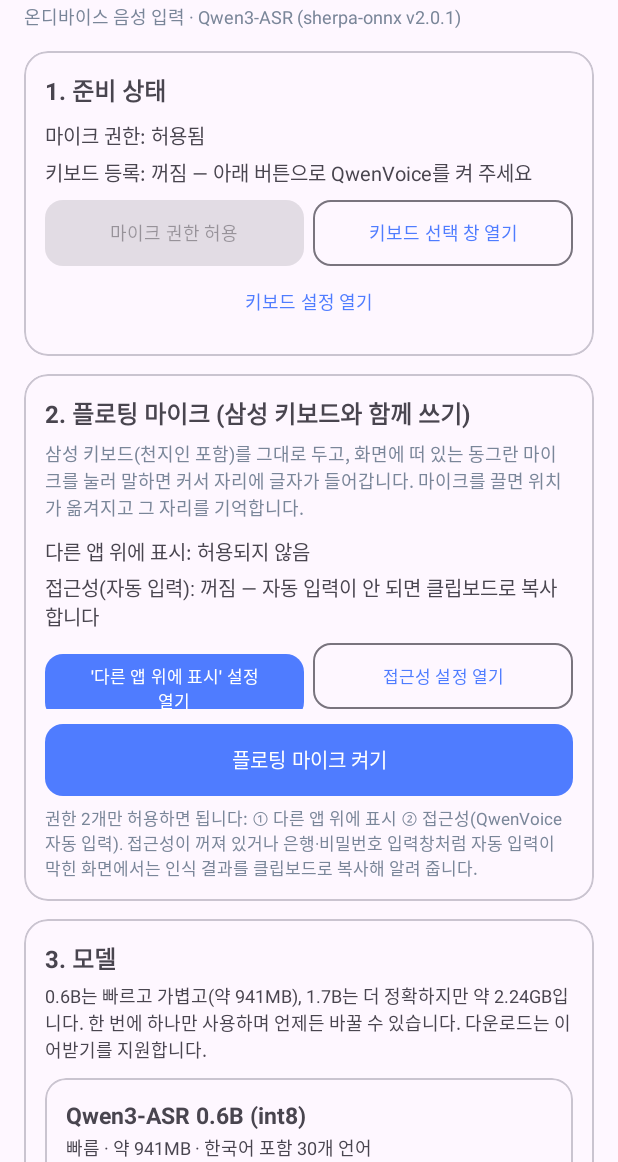
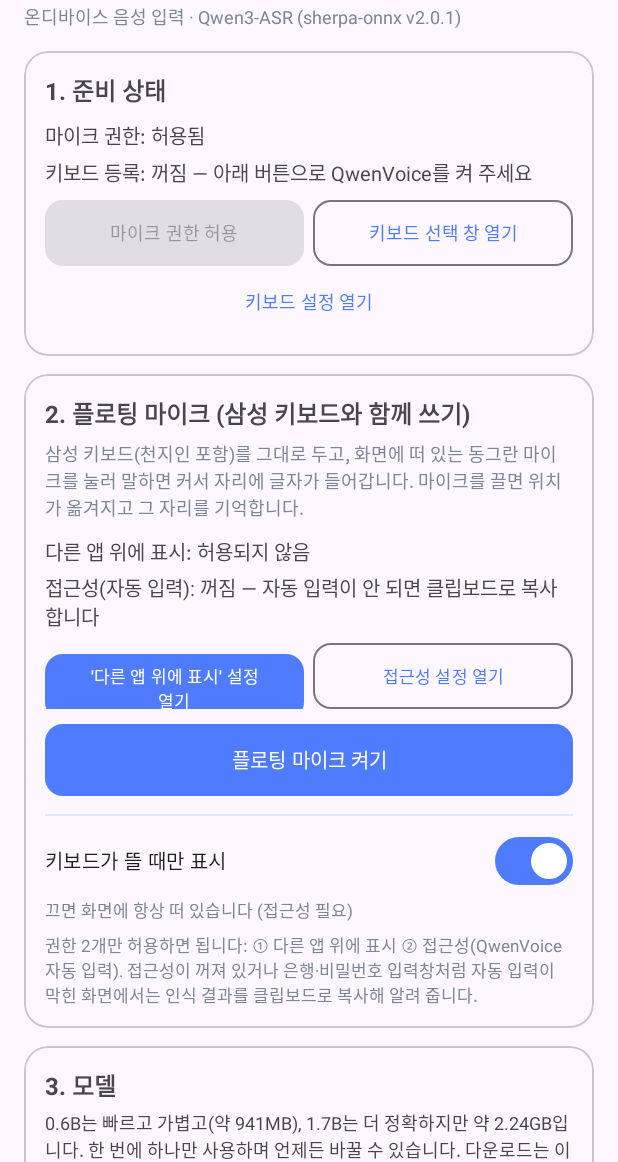
Before and after one commit to SBiografia/VoiceSTT_pickle, an Android app: the screen it shows after launch (MainActivity), on a phone screen of 412 x 824 dp, the part 74-1236 px from its top. Run offline under Robolectric (Android 15) with nearby library versions, the phone set to English and light mode, and no system bars.

Commit message:
Show floating mic only while the keyboard is up (1.3)
- VoiceAccessibilityService: watch for the IME window (TYPE_INPUT_METHOD) in the
  interactive window list and publish keyboardVisible / accessibilityConnected
  StateFlows; refresh on connect, window/focus events, unbind and destroy.
- accessibility_service_config: also receive typeWindowsChanged.
- FloatingMicService: hide the overlay (View.GONE) when the keyboard is down and
  show it when the keyboard is up, while the option is on and accessibility is
  connected; keep it visible while recording or transcribing, and fall back to
  always-visible when accessibility is off. Reacts to the flow and to
  ACTION_REFRESH_VISIBILITY so the setting applies to a running service.
- AppSettings.floatingOnlyWhenKeyboard (default true) and a MaterialSwitch in the
  floating card with an immediate effect on the running service.
- versionCode 3 / versionName 1.3, README floating-mode notes.

```diff
--- a/app/build.gradle.kts
+++ b/app/build.gradle.kts
@@ -11,8 +11,8 @@ android {
         applicationId = "com.sbiografia.qwenvoice"
         minSdk = 26
         targetSdk = 35
-        versionCode = 2
-        versionName = "1.2"
+        versionCode = 3
+        versionName = "1.3"
     }
 
     buildTypes {
--- a/app/src/main/java/com/sbiografia/qwenvoice/MainActivity.kt
+++ b/app/src/main/java/com/sbiografia/qwenvoice/MainActivity.kt
@@ -49,6 +49,9 @@ class MainActivity : AppCompatActivity() {
 
     private val modelRows = LinkedHashMap<String, ItemModelBinding>()
     private var editingIndex: Int? = null
+
+    /** 화면에서 스위치 값을 프로그램으로 맞출 때 리스너가 그것을 사용자 변경으로 오해하지 않게 한다. */
+    private var updatingKeyboardOnlySwitch = false
 
     private val permissionLauncher =
         registerForActivityResult(ActivityResultContracts.RequestPermission()) { granted ->
@@ -192,6 +195,12 @@ class MainActivity : AppCompatActivity() {
         binding.btnFloatingToggle.setOnClickListener {
             if (isFloatingOn()) stopFloating() else startFloatingWithChecks()
         }
+        binding.switchFloatingKeyboardOnly.setOnCheckedChangeListener { _, checked ->
+            if (updatingKeyboardOnlySwitch) return@setOnCheckedChangeListener
+            settings.floatingOnlyWhenKeyboard = checked
+            // 켜져 있는 플로팅 마이크에 바로 반영한다(꺼져 있으면 다음에 켜질 때 적용).
+            FloatingMicService.refreshVisibility(this)
+        }
     }
 
     private fun isFloatingOn(): Boolean = FloatingMicService.isRunning || settings.floatingMicEnabled
@@ -209,6 +218,13 @@ class MainActivity : AppCompatActivity() {
         binding.btnFloatingToggle.setText(
             if (isFloatingOn()) R.string.btn_floating_off else R.string.btn_floating_on,
         )
+
+        val keyboardOnly = settings.floatingOnlyWhenKeyboard
+        if (binding.switchFloatingKeyboardOnly.isChecked != keyboardOnly) {
+            updatingKeyboardOnlySwitch = true
+            binding.switchFloatingKeyboardOnly.isChecked = keyboardOnly
+            updatingKeyboardOnlySwitch = false
+        }
     }
 
     /** 필요한 권한을 하나씩 확인하며 켠다. 부족한 것이 있으면 그 설정·권한 창으로 보낸다. */
@@ -240,8 +256,11 @@ class MainActivity : AppCompatActivity() {
         FloatingMicService.start(this)
         toast(
             getString(
-                if (VoiceAccessibilityService.isEnabled(this)) R.string.floating_toast_on
-                else R.string.floating_no_a11y,
+                when {
+                    !VoiceAccessibilityService.isEnabled(this) -> R.string.floating_no_a11y
+                    settings.floatingOnlyWhenKeyboard -> R.string.floating_toast_on_keyboard
+                    else -> R.string.floating_toast_on
+                },
             ),
         )
         refreshFloatingState()
--- a/app/src/main/java/com/sbiografia/qwenvoice/core/AppSettings.kt
+++ b/app/src/main/java/com/sbiografia/qwenvoice/core/AppSettings.kt
@@ -39,6 +39,13 @@ class AppSettings(context: Context) {
             prefs.edit().putBoolean(KEY_FLOATING_ENABLED, value).apply()
         }
 
+    /** 플로팅 마이크를 키보드가 떠 있을 때만 보여 줄지. 기본값은 켜짐. */
+    var floatingOnlyWhenKeyboard: Boolean
+        get() = prefs.getBoolean(KEY_FLOATING_KEYBOARD_ONLY, true)
+        set(value) {
+            prefs.edit().putBoolean(KEY_FLOATING_KEYBOARD_ONLY, value).apply()
+        }
+
     /** 플로팅 마이크 마지막 위치 X(px). 한 번도 옴기지 않았으면 [POSITION_UNSET]. */
     var floatingX: Int
         get() = prefs.getInt(KEY_FLOATING_X, POSITION_UNSET)
@@ -64,6 +71,7 @@ class AppSettings(context: Context) {
         private const val KEY_POST_PROCESSOR = "post_processor_id"
         private const val KEY_APPEND_SPACE = "append_trailing_space"
         private const val KEY_FLOATING_ENABLED = "floating_mic_enabled"
+        private const val KEY_FLOATING_KEYBOARD_ONLY = "floating_mic_keyboard_only"
         private const val KEY_FLOATING_X = "floating_mic_x"
         private const val KEY_FLOATING_Y = "floating_mic_y"
     }
--- a/app/src/main/res/layout/activity_main.xml
+++ b/app/src/main/res/layout/activity_main.xml
@@ -195,6 +195,28 @@
                     android:text="@string/btn_floating_on"
                     android:textSize="13sp"
                     app:cornerRadius="12dp" />
+
+                <View
+                    android:layout_width="match_parent"
+                    android:layout_height="1dp"
+                    android:layout_marginTop="12dp"
+                    android:background="@color/brand_container" />
+
+                <com.google.android.material.materialswitch.MaterialSwitch
+                    android:id="@+id/switch_floating_keyboard_only"
+                    android:layout_width="match_parent"
+                    android:layout_height="wrap_content"
+                    android:layout_marginTop="6dp"
+                    android:checked="true"
+                    android:text="@string/floating_keyboard_only_title"
+                    android:textSize="13sp" />
+
+                <TextView
+                    android:layout_width="match_parent"
+                    android:layout_height="wrap_content"
+                    android:text="@string/floating_keyboard_only_subtitle"
+                    android:textColor="@color/idle"
+                    android:textSize="11sp" />
 
                 <TextView
                     android:id="@+id/text_floating_note"
--- a/app/src/main/res/values/strings.xml
+++ b/app/src/main/res/values/strings.xml
@@ -113,8 +113,11 @@
     <string name="btn_a11y_settings">접근성 설정 열기</string>
     <string name="btn_floating_on">플로팅 마이크 켜기</string>
     <string name="btn_floating_off">플로팅 마이크 끄기</string>
+    <string name="floating_keyboard_only_title">키보드가 뜰 때만 표시</string>
+    <string name="floating_keyboard_only_subtitle">끄면 화면에 항상 떠 있습니다 (접근성 필요)</string>
     <string name="floating_note">권한 2개만 허용하면 됩니다: ① 다른 앱 위에 표시 ② 접근성(QwenVoice 자동 입력). 접근성이 꺼져 있거나 은행·비밀번호 입력창처럼 자동 입력이 막힌 화면에서는 인식 결과를 클립보드로 복사해 알려 줍니다.</string>
     <string name="floating_toast_on">플로팅 마이크를 켰습니다. 화면의 마이크를 눌러 말하세요.</string>
+    <string name="floating_toast_on_keyboard">플로팅 마이크를 켰습니다. 키보드가 올라오면 화면에 나타나고, 키보드가 내려가면 숨습니다(설정에서 항상 표시로 바꿀 수 있습니다).</string>
     <string name="floating_toast_off">플로팅 마이크를 껐습니다.</string>
     <string name="floating_start_failed">플로팅 마이크를 시작하지 못했습니다: %1$s</string>
     <string name="floating_notification_denied">알림 권한을 허용하지 않아 녹음 중 알림이 보이지 않습니다. 플로팅 마이크 자체는 그대로 쓸 수 있습니다.</string>
--- a/app/src/main/res/xml/accessibility_service_config.xml
+++ b/app/src/main/res/xml/accessibility_service_config.xml
@@ -5,9 +5,12 @@
   플로팅 마이크로 인식한 글자를 '지금 커서가 있는 입력창'에 직접 넣기 위해
   창 내용 읽기(canRetrieveWindowContent)와 포커스 관련 이벤트만 받는다.
   화면 전체를 계속 훑지 않도록 이벤트 종류를 좁혀 두었다.
+
+  typeWindowsChanged 는 키보드 창이 떴다/내려갔다를 알아채는 데 쓴다
+  (flagRetrieveInteractiveWindows 로 받은 창 목록에서 TYPE_INPUT_METHOD 창을 찾는다).
 -->
 <accessibility-service xmlns:android="http://schemas.android.com/apk/res/android"
-    android:accessibilityEventTypes="typeViewFocused|typeViewTextSelectionChanged|typeWindowStateChanged|typeWindowContentChanged|typeViewClicked"
+    android:accessibilityEventTypes="typeViewFocused|typeViewTextSelectionChanged|typeWindowStateChanged|typeWindowContentChanged|typeViewClicked|typeWindowsChanged"
     android:accessibilityFeedbackType="feedbackGeneric"
     android:accessibilityFlags="flagReportViewIds|flagIncludeNotImportantViews|flagRetrieveInteractiveWindows"
     android:canRetrieveWindowContent="true"
```
Also changed, not shown: app/src/main/java/com/sbiografia/qwenvoice/floating/FloatingMicService.kt (+78 -0 lines), app/src/main/java/com/sbiografia/qwenvoice/floating/VoiceAccessibilityService.kt (+70 -2 lines), 1 other file.
